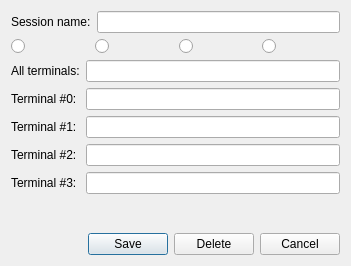
Qt form sessionedit.ui (UfoDriver/yakuake-sessions) before a commit.
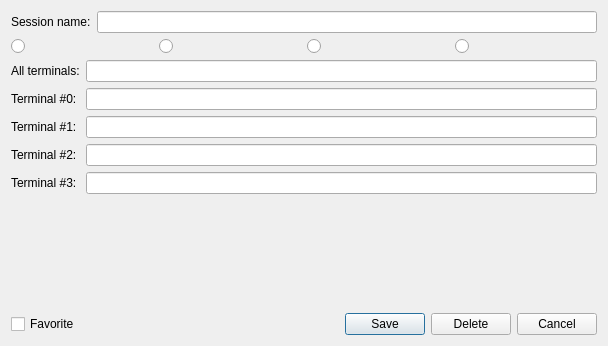
The same form after that commit. Icons and pictures are not drawn.

Commit message: Favorite mark for session

What changed in the file:
```diff
--- a/sessionedit.ui
+++ b/sessionedit.ui
@@ -6,8 +6,8 @@
    <rect>
     <x>0</x>
     <y>0</y>
-    <width>351</width>
-    <height>266</height>
+    <width>608</width>
+    <height>346</height>
    </rect>
   </property>
   <property name="windowTitle">
@@ -192,6 +192,13 @@
    </item>
    <item>
     <layout class="QHBoxLayout" name="horizontalLayout">
+     <item>
+      <widget class="QCheckBox" name="favoriteCheckBox">
+       <property name="text">
+        <string>Favorite</string>
+       </property>
+      </widget>
+     </item>
      <item>
       <spacer name="horizontalSpacer">
        <property name="orientation">
```
The commit also changes 8 other files.
